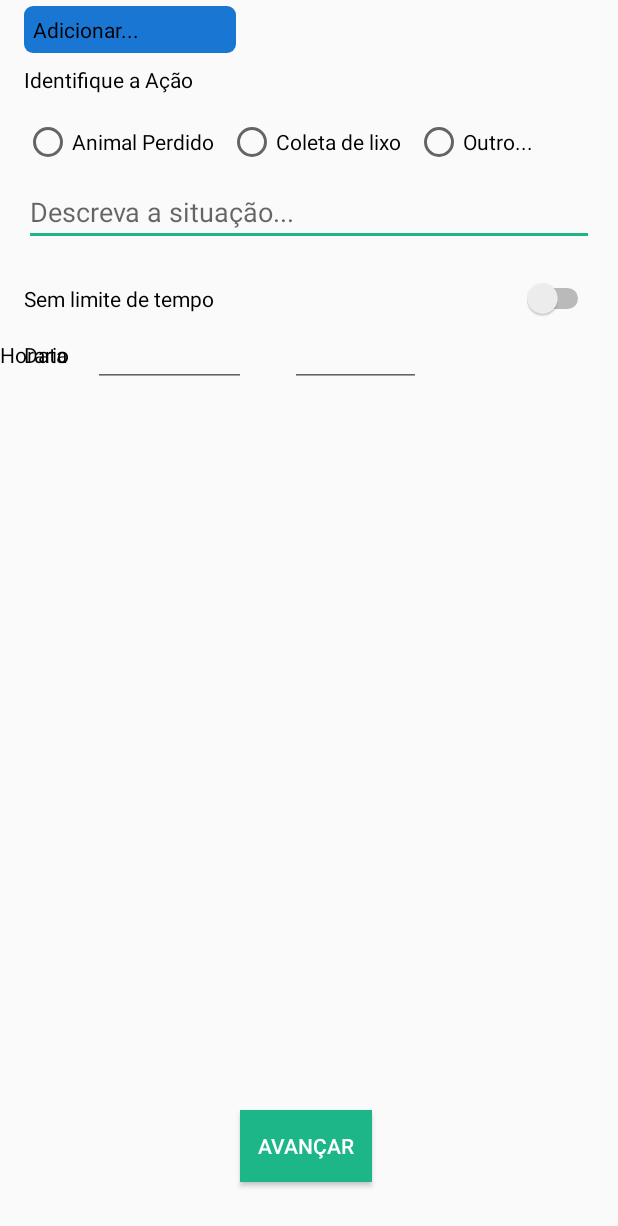
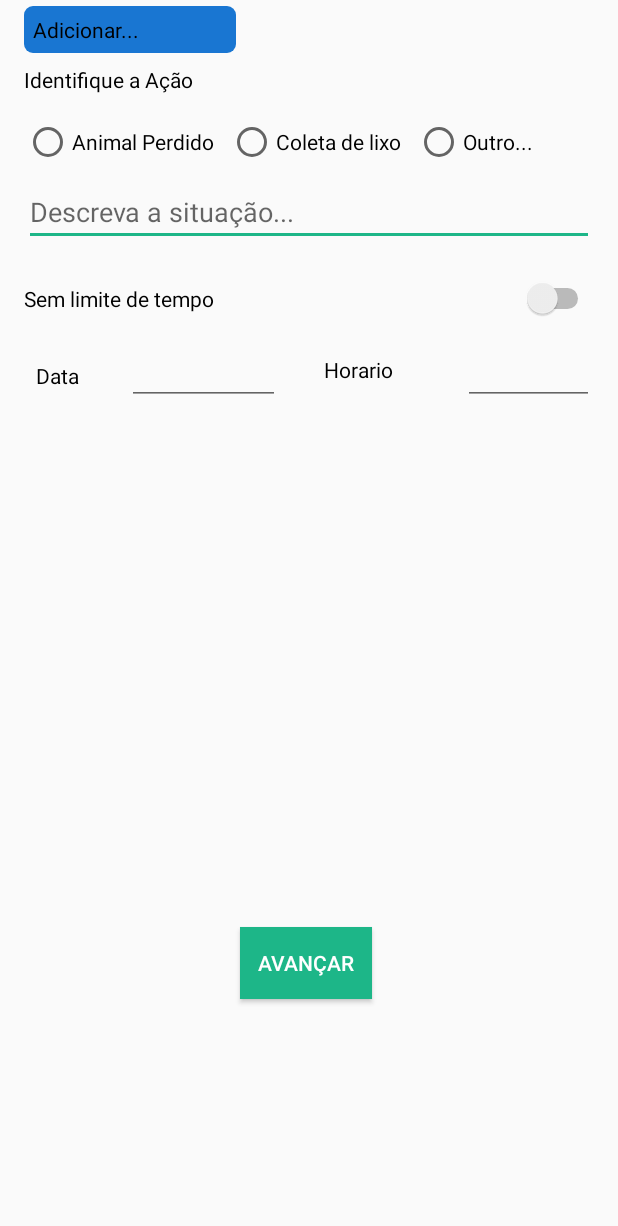
Before and after one commit to RafaelFranca1998/EcoSocial, an Android app: the fragment AddEventFragment shown on its own in the app's theme, on a phone screen of 412 x 824 dp. Shown: the top 1226 px of the screen. Run offline under Robolectric (Android 15) with nearby library versions, the phone set to English and light mode, and no system bars.

Commit message:
07.09.2018 - 00:21

```diff
--- a/app/build.gradle
+++ b/app/build.gradle
@@ -35,6 +35,6 @@ dependencies {
     implementation 'com.google.android.gms:play-services:12.0.1'
     implementation 'com.google.android.gms:play-services-maps:15.0.1'
     implementation 'com.google.firebase:firebase-database:16.0.1'
-    implementation 'com.google.firebase:firebase-auth:16.0.2'
+
 }
 apply plugin: 'com.google.gms.google-services'
--- a/app/src/main/java/com/example/rafael_cruz/prototipo/activity/AddEventActivity.java
+++ b/app/src/main/java/com/example/rafael_cruz/prototipo/activity/AddEventActivity.java
@@ -102,9 +102,9 @@ public class AddEventActivity extends AppCompatActivity {
                         getSupportFragmentManager().beginTransaction();
                 fragmentTransaction.replace(R.id.fragment_container_add_event, fragment);
                 fragmentTransaction.commit();
-//                FirebaseDatabase database = FirebaseDatabase.getInstance();
-//                DatabaseReference myRef = database.getReference("message");
-//                myRef.setValue("Hello, World!");
+                FirebaseDatabase database = FirebaseDatabase.getInstance();
+                DatabaseReference myRef = database.getReference("message");
+                myRef.setValue("Hello, World!");
             }
         });
 
--- a/app/src/main/res/layout/fragment_add_event.xml
+++ b/app/src/main/res/layout/fragment_add_event.xml
@@ -104,8 +104,8 @@
         android:id="@+id/textView6"
         android:layout_width="wrap_content"
         android:layout_height="wrap_content"
-        android:layout_marginStart="16dp"
-        android:layout_marginTop="14dp"
+        android:layout_marginStart="24dp"
+        android:layout_marginTop="28dp"
         android:layout_weight="1"
         android:text="Data"
         android:textColor="@color/Preto"
@@ -116,7 +116,8 @@
         android:id="@+id/editText_data_2"
         android:layout_width="102dp"
         android:layout_height="wrap_content"
-        android:layout_marginStart="17dp"
+        android:layout_marginStart="32dp"
+        android:layout_marginTop="12dp"
         android:layout_weight="1"
         android:ems="10"
         android:focusable="false"
@@ -131,13 +132,15 @@
         android:layout_marginBottom="36dp"
         android:layout_marginEnd="143dp"
         android:layout_marginStart="144dp"
+        android:layout_marginTop="226dp"
         android:background="@color/Verde"
         android:text="Avançar"
         android:textColor="@color/Branco"
         app:layout_constraintBottom_toBottomOf="parent"
         app:layout_constraintEnd_toEndOf="parent"
         app:layout_constraintHorizontal_bias="0.444"
-        app:layout_constraintStart_toStartOf="parent" />
+        app:layout_constraintStart_toStartOf="parent"
+        app:layout_constraintTop_toBottomOf="@+id/editText_data_2" />
 
     <EditText
         android:id="@+id/editText_hora"
@@ -145,10 +148,12 @@
         android:layout_height="wrap_content"
         android:layout_marginEnd="16dp"
         android:layout_marginStart="32dp"
+        android:layout_marginTop="12dp"
         android:ems="10"
         android:focusable="false"
         android:inputType="time"
         app:layout_constraintEnd_toEndOf="parent"
+        app:layout_constraintHorizontal_bias="1.0"
         app:layout_constraintStart_toEndOf="@+id/tv_horario"
         app:layout_constraintTop_toBottomOf="@+id/switch_sem_limite_tempo" />
 
@@ -156,11 +161,11 @@
         android:id="@+id/tv_horario"
         android:layout_width="wrap_content"
         android:layout_height="wrap_content"
-        android:layout_marginStart="39dp"
-        android:layout_marginTop="14dp"
+        android:layout_marginStart="216dp"
+        android:layout_marginTop="24dp"
         android:text="Horario"
         android:textColor="@color/Preto"
-        app:layout_constraintStart_toEndOf="@+id/editText_data"
+        app:layout_constraintStart_toStartOf="parent"
         app:layout_constraintTop_toBottomOf="@+id/switch_sem_limite_tempo" />
 
 
--- a/app/src/main/res/layout/fragment_main.xml
+++ b/app/src/main/res/layout/fragment_main.xml
@@ -4,7 +4,6 @@
     xmlns:tools="http://schemas.android.com/tools"
     android:layout_width="match_parent"
     android:layout_height="match_parent"
-    android:background="@color/Verde"
     tools:context=".fragments.MainFragment">
 
     <ListView
```
Also changed, not shown: app/src/main/java/com/example/rafael_cruz/prototipo/activity/MainActivity.java (+12 -8 lines), app/src/main/res/layout/app_bar_main.xml (+4 -5 lines).
